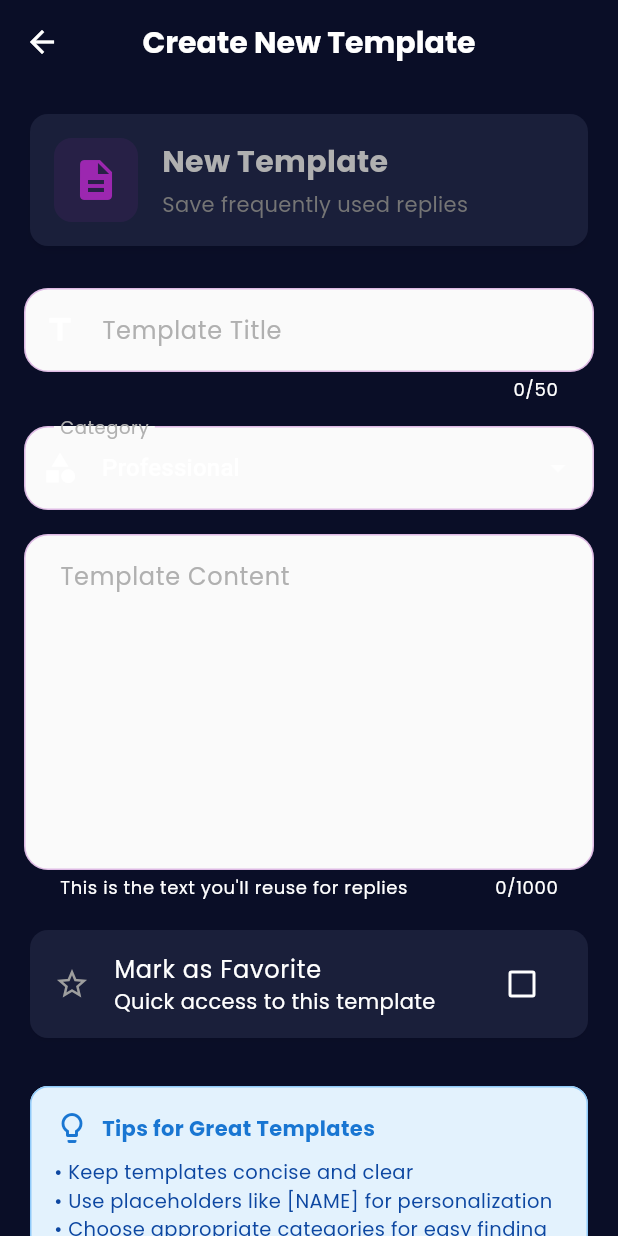
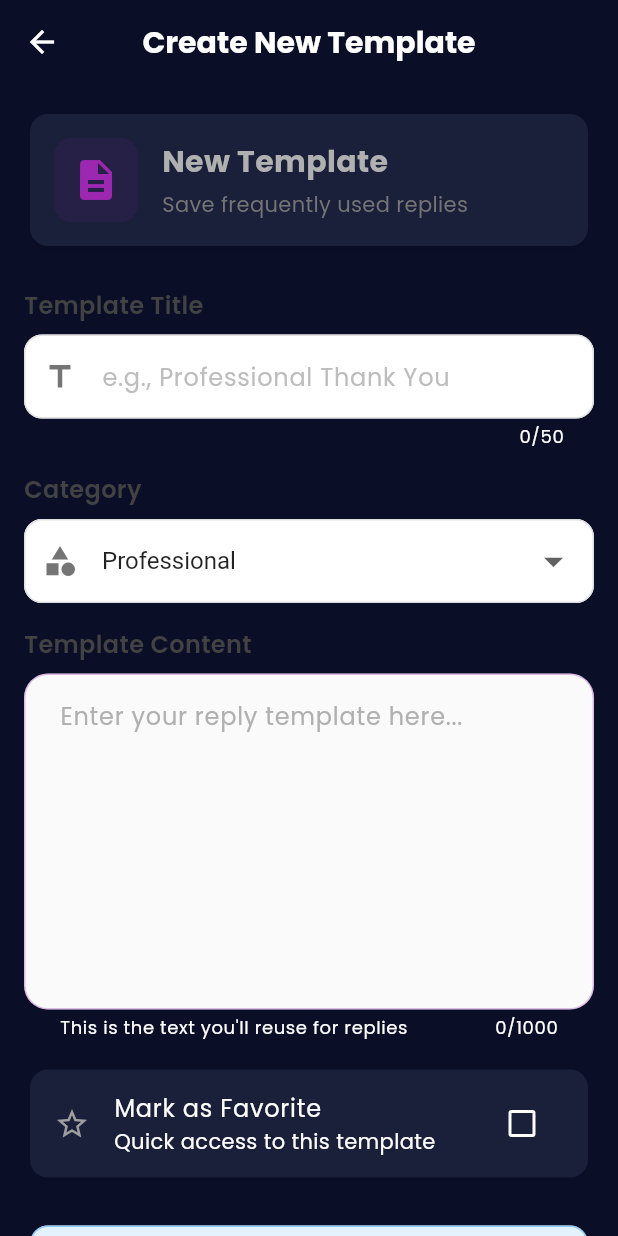
Before and after one commit to Meet17shah/ReplySense, a Flutter app: the AddTemplateScreen screen opened by its route, on a phone screen of 412 x 824 dp. Run offline on Flutter 3.47's test engine with Material 3 defaults, Android fonts, the phone set to English and light mode, and no system bars; our stand-ins replace cloud_firestore, firebase_auth, firebase_core, google_fonts, google_sign_in, shared_preferences; accounts and stored records are empty; network calls fail.

Commit message:
minor UI fixes in the add template section

```diff
--- a/lib/screens/templates/add_template_screen.dart
+++ b/lib/screens/templates/add_template_screen.dart
@@ -152,35 +152,77 @@ class _AddTemplateScreenState extends State<AddTemplateScreen> {
                 const SizedBox(height: 24),
 
                 // Template Title Field
+                Text(
+                  'Template Title',
+                  style: TextStyle(
+                    fontSize: 16,
+                    fontWeight: FontWeight.w600,
+                    color: Colors.grey[800],
+                  ),
+                ),
+                const SizedBox(height: 8),
                 TextFormField(
                   controller: _titleController,
                   maxLength: 50,
                   textCapitalization: TextCapitalization.words,
+                  style: const TextStyle(fontSize: 16, color: Colors.black87),
                   decoration: InputDecoration(
-                    labelText: 'Template Title',
+                    labelStyle: TextStyle(color: Colors.grey[700], fontSize: 14),
                     hintText: 'e.g., Professional Thank You',
-                    prefixIcon: const Icon(Icons.title),
+                    hintStyle: TextStyle(color: Colors.grey[400]),
+                    prefixIcon: Icon(Icons.title, color: Colors.grey[600]),
                     border: OutlineInputBorder(
                       borderRadius: BorderRadius.circular(12),
+                      borderSide: BorderSide(color: Colors.grey[300]!),
+                    ),
+                    enabledBorder: OutlineInputBorder(
+                      borderRadius: BorderRadius.circular(12),
+                      borderSide: BorderSide(color: Colors.grey[300]!),
+                    ),
+                    focusedBorder: OutlineInputBorder(
+                      borderRadius: BorderRadius.circular(12),
+                      borderSide: const BorderSide(color: Colors.blue, width: 2),
                     ),
                     filled: true,
-                    fillColor: Colors.grey[50],
+                    fillColor: Colors.white,
+                    contentPadding: const EdgeInsets.symmetric(horizontal: 16, vertical: 16),
                   ),
                   validator: TemplateModel.validateTitle,
                 ),
                 const SizedBox(height: 16),
 
                 // Category Dropdown
+                Text(
+                  'Category',
+                  style: TextStyle(
+                    fontSize: 16,
+                    fontWeight: FontWeight.w600,
+                    color: Colors.grey[800],
+                  ),
+                ),
+                const SizedBox(height: 8),
                 DropdownButtonFormField<String>(
                   value: _selectedCategory,
+                  style: const TextStyle(fontSize: 16, color: Colors.black87),
+                  icon: Icon(Icons.arrow_drop_down, color: Colors.grey[700], size: 30),
                   decoration: InputDecoration(
-                    labelText: 'Category',
-                    prefixIcon: const Icon(Icons.category),
+                    labelStyle: TextStyle(color: Colors.grey[700], fontSize: 14),
+                    prefixIcon: Icon(Icons.category, color: Colors.grey[600]),
                     border: OutlineInputBorder(
                       borderRadius: BorderRadius.circular(12),
+                      borderSide: BorderSide(color: Colors.grey[300]!),
+                    ),
+                    enabledBorder: OutlineInputBorder(
+                      borderRadius: BorderRadius.circular(12),
+                      borderSide: BorderSide(color: Colors.grey[300]!),
+                    ),
+                    focusedBorder: OutlineInputBorder(
+                      borderRadius: BorderRadius.circular(12),
+                      borderSide: const BorderSide(color: Colors.blue, width: 2),
                     ),
                     filled: true,
-                    fillColor: Colors.grey[50],
+                    fillColor: Colors.white,
+                    contentPadding: const EdgeInsets.symmetric(horizontal: 16, vertical: 16),
                   ),
                   items: TemplateModel.categories.map((category) {
                     return DropdownMenuItem(
@@ -200,12 +242,20 @@ class _AddTemplateScreenState extends State<AddTemplateScreen> {
                 const SizedBox(height: 16),
 
                 // Template Content Field
+                Text(
+                  'Template Content',
+                  style: TextStyle(
+                    fontSize: 16,
+                    fontWeight: FontWeight.w600,
+                    color: Colors.grey[800],
+                  ),
+                ),
+                const SizedBox(height: 8),
                 TextFormField(
                   controller: _contentController,
                   maxLines: 8,
                   maxLength: 1000,
                   decoration: InputDecoration(
-                    labelText: 'Template Content',
                     hintText: 'Enter your reply template here...',
                     alignLabelWithHint: true,
                     border: OutlineInputBorder(
```
